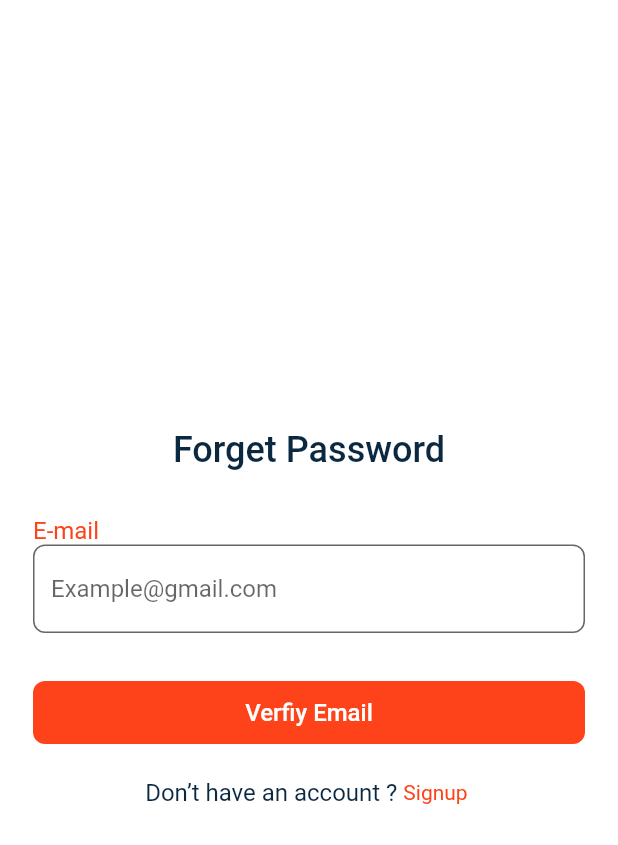
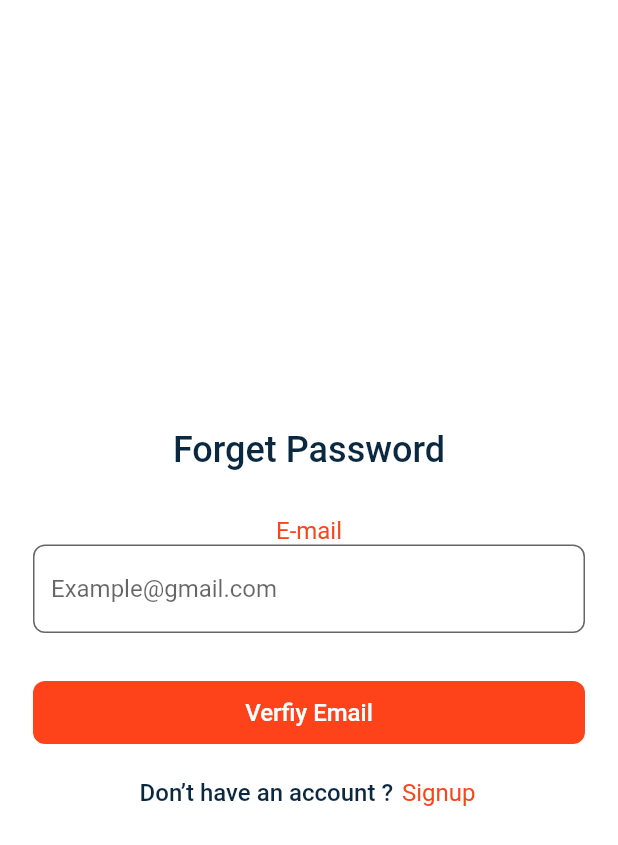
Before and after one commit to mahmoudsaber11/Store_Ify, a Flutter app: the SignUpView screen opened directly, after a tap on "Login", after a tap on "Forget password?", on a phone screen of 412 x 824 dp. Shown: the top 845 px of the screen. Run offline on Flutter 3.47's test engine with Material 2 defaults, Android fonts, the phone set to English and light mode, and no system bars; our stand-ins replace bloc, conditional_builder_null_safety, dartz, dio, dots_indicator, firebase_auth and 7 more; accounts and stored records are empty.

Commit message:
refact text app

```diff
--- a/lib/Features/views/Auth/presentation/pages/forget_password/widgets/forget_password_view_body.dart
+++ b/lib/Features/views/Auth/presentation/pages/forget_password/widgets/forget_password_view_body.dart
@@ -2,10 +2,9 @@ import 'package:flutter/material.dart';
 import 'package:get/get.dart';
 import 'package:store_ify/Features/views/Auth/presentation/pages/sign_up/presentation/views/sign_up_view.dart';
 import 'package:store_ify/Features/views/Auth/presentation/pages/verification/verification_view.dart';
-import 'package:store_ify/core/utils/constant.dart';
+import 'package:store_ify/core/widgets/app_text.dart';
 import 'package:store_ify/core/widgets/custom_buttons.dart';
 import 'package:store_ify/core/widgets/custom_text_field.dart';
-import 'package:store_ify/core/widgets/general_text.dart';
 
 class ForgetPasswordViewBody extends StatelessWidget {
   const ForgetPasswordViewBody({super.key});
@@ -22,23 +21,13 @@ class ForgetPasswordViewBody extends StatelessWidget {
           mainAxisAlignment: MainAxisAlignment.center,
           crossAxisAlignment: CrossAxisAlignment.stretch,
           children: [
-            Center(
-              child: GeneralText(
-                text: "Forget Password",
-                color: kTitleColor,
-                fontSize: 24,
-                fontWeight: FontWeight.w500,
-              ),
+            const Center(
+              child: TextTitleApp(text: "Forget Password"),
             ),
             const SizedBox(
               height: 30,
             ),
-            GeneralText(
-              text: "E-mail",
-              color: kPrimaryColor,
-              fontSize: 16,
-              fontWeight: FontWeight.w400,
-            ),
+            const TitleTextFieldAndTextButton(text: "E-mail"),
             CustomTextField(
               validate: (String? value) {
                 if (value!.isEmpty) {
@@ -71,22 +60,14 @@ class ForgetPasswordViewBody extends StatelessWidget {
             Row(
               mainAxisAlignment: MainAxisAlignment.center,
               children: [
-                GeneralText(
-                  text: "Don’t have an account ? ",
-                  color: kTitleColor,
-                  fontSize: 16,
-                  fontWeight: FontWeight.w400,
-                ),
+                const TextGeneralApp(text: "Don’t have an account ? "),
                 InkWell(
                   onTap: () {
-                    Get.to(() => const SignUpView(),
-                        transition: Transition.rightToLeft,
-                        duration: const Duration(milliseconds: 500));
+                    Get.to(
+                      () => const SignUpView(),
+                    );
                   },
-                  child: GeneralText(
-                    text: "Signup ",
-                    color: kPrimaryColor,
-                  ),
+                  child: const TitleTextFieldAndTextButton(text: "Signup "),
                 ),
               ],
             ),
--- a/lib/Features/views/Auth/presentation/pages/login/presentation/widgets/login_view_body.dart
+++ b/lib/Features/views/Auth/presentation/pages/login/presentation/widgets/login_view_body.dart
@@ -7,9 +7,8 @@ import 'package:store_ify/Features/views/Auth/presentation/pages/login/presentat
 import 'package:store_ify/Features/views/Auth/presentation/pages/login/presentation/widgets/user_login_form.dart';
 import 'package:store_ify/Features/views/Auth/presentation/pages/sign_up/presentation/views/sign_up_view.dart';
 import 'package:store_ify/Features/views/store_ify_layout/presentation/views/store_ify_layout.dart';
-import 'package:store_ify/core/utils/constant.dart';
 import 'package:store_ify/core/utils/show_toast.dart';
-import 'package:store_ify/core/widgets/general_text.dart';
+import 'package:store_ify/core/widgets/app_text.dart';
 import 'package:store_ify/core/widgets/sign_with_social.dart';
 
 class LoginViewBody extends StatelessWidget {
@@ -39,21 +38,11 @@ class LoginViewBody extends StatelessWidget {
               SizedBox(
                 height: MediaQuery.of(context).size.height * .2,
               ),
-              GeneralText(
-                text: "Sign in to Continue ",
-                color: kTitleColor,
-                fontSize: 24,
-                fontWeight: FontWeight.w500,
-              ),
+              const TextTitleApp(text: "Sign in to Continue "),
               const SizedBox(
                 height: 5,
               ),
-              GeneralText(
-                text: "Welcome ",
-                color: kTitleColor,
-                fontWeight: FontWeight.w500,
-                fontSize: 16,
-              ),
+              const TextTitleApp(text: "Welcome "),
               const SizedBox(
                 height: 22,
               ),
@@ -64,15 +53,12 @@ class LoginViewBody extends StatelessWidget {
                 children: [
                   TextButton(
                     onPressed: () {
-                      Get.to(() => const ForgetPasswordView(),
-                          //  transition: Transition.rightToLeft,
-                          duration: const Duration(milliseconds: 500));
+                      Get.to(
+                        () => const ForgetPasswordView(),
+                      );
                     },
-                    child: const GeneralText(
+                    child: const TextResetAndForgetPassword(
                       text: "Forget password?",
-                      color: Color(0xFFD0CFCE),
-                      fontSize: 16,
-                      fontWeight: FontWeight.w400,
                     ),
                   ),
                   const Spacer(),
@@ -82,20 +68,11 @@ class LoginViewBody extends StatelessWidget {
                         () => const SignUpView(),
                       );
                     },
-                    child: GeneralText(
-                        text: "Signup ",
-                        color: kPrimaryColor,
-                        fontWeight: FontWeight.w400,
-                        fontSize: 16),
-                  ),
+                    child: const TitleTextFieldAndTextButton(text: "Signup "),
+                  )
                 ],
               ),
-              GeneralText(
-                text: "Or sign in with",
-                color: kTitleColor,
-                textAlign: TextAlign.center,
-                fontWeight: FontWeight.w500,
-              ),
+              const TextGeneralApp(text: "Or sign in with"),
               const SizedBox(
                 height: 24,
               ),
--- a/lib/Features/views/Auth/presentation/pages/login/presentation/widgets/user_login_form.dart
+++ b/lib/Features/views/Auth/presentation/pages/login/presentation/widgets/user_login_form.dart
@@ -3,9 +3,9 @@ import 'package:flutter/material.dart';
 import 'package:store_ify/Features/views/Auth/presentation/pages/login/presentation/cubit/login_cubit.dart';
 import 'package:store_ify/Features/views/Auth/presentation/pages/login/presentation/cubit/login_state.dart';
 import 'package:store_ify/core/utils/constant.dart';
+import 'package:store_ify/core/widgets/app_text.dart';
 import 'package:store_ify/core/widgets/custom_buttons.dart';
 import 'package:store_ify/core/widgets/custom_text_field.dart';
-import 'package:store_ify/core/widgets/general_text.dart';
 
 class UserLoginForm extends StatefulWidget {
   const UserLoginForm({
@@ -41,12 +41,7 @@ class _UserLoginFormState extends State<UserLoginForm> {
       child: Column(
         crossAxisAlignment: CrossAxisAlignment.stretch,
         children: [
-          GeneralText(
-            text: "E-mail",
-            color: kPrimaryColor,
-            fontSize: 16,
-            textAlign: TextAlign.start,
-          ),
+          const TitleTextFieldAndTextButton(text: "E-mail"),
           CustomTextField(
             validate: (String? value) {
               if (value!.isEmpty) {
@@ -64,27 +59,13 @@ class _UserLoginFormState extends State<UserLoginForm> {
           const SizedBox(
             height: 38,
           ),
-          GeneralText(
-            text: "password",
-            color: kPrimaryColor,
-            textAlign: TextAlign.start,
-            fontSize: 16,
-            fontWeight: FontWeight.w400,
-          ),
+          const TitleTextFieldAndTextButton(text: "password"),
           CustomTextField(
             validate: (String? value) {
-              // RegExp regex = RegExp(
-              //     r'^(?=.*?[A-Z])(?=.*?[a-z])(?=.*?[0-9])(?=.*?[!@#\$&*~]).{8,}$');
               if (value!.isEmpty) {
                 return 'Please enter password';
-              }
-              // else {
-              //  if (!regex.hasMatch(value)) {
-              //   return 'Enter valid password';
-              //   }
-              else {
+              } else {
                 return null;
-                // }
               }
             },
             onSubmited: (value) {
--- a/lib/Features/views/Auth/presentation/pages/sign_up/presentation/widgets/sign_up_view_body.dart
+++ b/lib/Features/views/Auth/presentation/pages/sign_up/presentation/widgets/sign_up_view_body.dart
@@ -1,15 +1,13 @@
 import 'package:flutter/material.dart';
 import 'package:flutter_bloc/flutter_bloc.dart';
-import 'package:fluttertoast/fluttertoast.dart';
 import 'package:get/get.dart';
 import 'package:store_ify/Features/views/Auth/presentation/pages/login/presentation/views/login_view.dart';
 import 'package:store_ify/Features/views/Auth/presentation/pages/sign_up/presentation/cubit/sign_up_cubit.dart';
 import 'package:store_ify/Features/views/Auth/presentation/pages/sign_up/presentation/cubit/sign_up_state.dart';
 import 'package:store_ify/Features/views/Auth/presentation/pages/sign_up/presentation/widgets/user_sign_up_form.dart';
 import 'package:store_ify/Features/views/store_ify_layout/presentation/views/store_ify_layout.dart';
-import 'package:store_ify/core/utils/constant.dart';
 import 'package:store_ify/core/utils/show_toast.dart';
-import 'package:store_ify/core/widgets/general_text.dart';
+import 'package:store_ify/core/widgets/app_text.dart';
 import 'package:store_ify/core/widgets/sign_with_social.dart';
 
 class SignUpViewBody extends StatelessWidget {
@@ -23,17 +21,9 @@ class SignUpViewBody extends StatelessWidget {
     return BlocConsumer<SignUpCubit, SignUpState>(
       listener: (context, state) {
         if (state is SignUpSuccessState) {
-          Fluttertoast.showToast(
-                  msg: state.userModel.message,
-                  toastLength: Toast.LENGTH_SHORT,
-                  gravity: ToastGravity.BOTTOM,
-                  timeInSecForIosWeb: 5,
-                  backgroundColor: Colors.green,
-                  textColor: Colors.white,
-                  fontSize: 16.0)
-              .then((value) {
-            Get.off(() => const StoreIfyLayout());
-          });
+          showToast(text: state.userModel.message, state: ToastStates.SUCCESS);
+
+          Get.off(() => const StoreIfyLayout());
         }
         if (state is SignUpErrorState) {
           showToast(text: state.error, state: ToastStates.ERROR);
@@ -47,21 +37,11 @@ class SignUpViewBody extends StatelessWidget {
               mainAxisAlignment: MainAxisAlignment.center,
               crossAxisAlignment: CrossAxisAlignment.stretch,
               children: [
-                GeneralText(
-                  text: "Sign Up",
-                  color: kTitleColor,
-                  fontWeight: FontWeight.w500,
-                  fontSize: 24,
-                ),
+                const TextTitleApp(text: "Sign Up"),
                 const SizedBox(
                   height: 5,
                 ),
-                GeneralText(
-                  text: "Create an account",
-                  color: kTitleColor,
-                  fontSize: 16,
-                  fontWeight: FontWeight.w500,
-                ),
+                const TextGeneralApp(text: "Create an account"),
                 const SizedBox(
                   height: 22,
                 ),
@@ -75,21 +55,16 @@ class SignUpViewBody extends StatelessWidget {
                     child: Row(
                       children: [
                         const Spacer(),
-                        GeneralText(
-                          fontSize: 16,
-                          fontWeight: FontWeight.w400,
-                          text: "Login",
-                          color: kPrimaryColor,
+                        TextButton(
+                          onPressed: () {
+                            Get.to(() => const LoginView());
+                          },
+                          child:
+                              const TitleTextFieldAndTextButton(text: "Login"),
                         ),
                       ],
                     )),
-                GeneralText(
-                  text: "Or sign in with",
-                  color: kTitleColor,
-                  fontSize: 16,
-                  fontWeight: FontWeight.w500,
-                  textAlign: TextAlign.center,
-                ),
+                const TextGeneralApp(text: "Or sign in with"),
                 const SizedBox(
                   height: 24,
                 ),
--- a/lib/Features/views/Auth/presentation/pages/sign_up/presentation/widgets/user_sign_up_form.dart
+++ b/lib/Features/views/Auth/presentation/pages/sign_up/presentation/widgets/user_sign_up_form.dart
@@ -3,9 +3,9 @@ import 'package:flutter/material.dart';
 import 'package:store_ify/Features/views/Auth/presentation/pages/sign_up/presentation/cubit/sign_up_cubit.dart';
 import 'package:store_ify/Features/views/Auth/presentation/pages/sign_up/presentation/cubit/sign_up_state.dart';
 import 'package:store_ify/core/utils/constant.dart';
+import 'package:store_ify/core/widgets/app_text.dart';
 import 'package:store_ify/core/widgets/custom_buttons.dart';
 import 'package:store_ify/core/widgets/custom_text_field.dart';
-import 'package:store_ify/core/widgets/general_text.dart';
 
 class UserSignUpForm extends StatefulWidget {
   const UserSignUpForm({
@@ -49,13 +49,7 @@ class _UserSignUpFormState extends State<UserSignUpForm> {
       key: formKey,
       child: Column(
         children: [
-          GeneralText(
-            text: "E-mail",
-            color: kPrimaryColor,
-            textAlign: TextAlign.start,
-            fontSize: 16,
-            fontWeight: FontWeight.w400,
-          ),
+          const TitleTextFieldAndTextButton(text: "E-mail"),
           CustomTextField(
             validate: (String? value) {
               if (value!.isEmpty) {
@@ -72,12 +66,7 @@ class _UserSignUpFormState extends State<UserSignUpForm> {
           const SizedBox(
             height: 35,
           ),
-          GeneralText(
-            text: "Username",
-            color: kPrimaryColor,
-            fontWeight: FontWeight.w400,
-            fontSize: 16,
-          ),
+          const TitleTextFieldAndTextButton(text: "Username"),
           CustomTextField(
             validate: (String? value) {
               if (value!.isEmpty) {
@@ -95,13 +84,7 @@ class _UserSignUpFormState extends State<UserSignUpForm> {
           const SizedBox(
             height: 35,
           ),
-          GeneralText(
-            text: "password",
-            color: kPrimaryColor,
-            fontSize: 16,
-            fontWeight: FontWeight.w400,
-            textAlign: TextAlign.start,
-          ),
+          const TitleTextFieldAndTextButton(text: "password"),
           CustomTextField(
             isPassword: SignUpCubit.get(context).isPassword,
             suffix: IconButton(
@@ -130,13 +113,7 @@ class _UserSignUpFormState extends State<UserSignUpForm> {
           const SizedBox(
             height: 35,
           ),
-          GeneralText(
-            textAlign: TextAlign.start,
-            text: " Confirm password",
-            color: kPrimaryColor,
-            fontWeight: FontWeight.w400,
-            fontSize: 16,
-          ),
+          const TitleTextFieldAndTextButton(text: " Confirm password"),
           CustomTextField(
             isPassword: SignUpCubit.get(context).isPassword,
             suffix: IconButton(
--- a/lib/core/utils/constant.dart
+++ b/lib/core/utils/constant.dart
@@ -4,4 +4,5 @@ Color kPrimaryColor = const Color(0xFFFE431A);
 Color kTitleColor = const Color(0xFF0B2841);
 Color kSubTitleColor = const Color(0xFF575757);
 Color appColor = const Color(0xFFFE6D4D);
+Color textProfileColor = const Color(0xFF0F3557);
 String? uId = '';
--- a/lib/core/utils/show_toast.dart
+++ b/lib/core/utils/show_toast.dart
@@ -15,6 +15,7 @@ void showToast({
       fontSize: 16.0);
 }
 
+// ignore: constant_identifier_names
 enum ToastStates { SUCCESS, ERROR, WARNING }
 
 Color chooseToastColor(ToastStates state) {
--- /dev/null
+++ b/lib/core/widgets/app_text.dart
@@ -0,0 +1,99 @@
+import 'package:flutter/widgets.dart';
+import 'package:store_ify/core/utils/constant.dart';
+
+class TextGeneralApp extends StatelessWidget {
+  const TextGeneralApp({super.key, required this.text});
+  final String text;
+  @override
+  Widget build(BuildContext context) {
+    return Text(
+      text,
+      style: TextStyle(
+        color: kTitleColor,
+        fontWeight: FontWeight.w500,
+        fontSize: 16,
+      ),
+    );
+  }
+}
+
+class TextTitleApp extends StatelessWidget {
+  const TextTitleApp({super.key, required this.text});
+  final String text;
+  @override
+  Widget build(BuildContext context) {
+    return Text(
+      text,
+      style: TextStyle(
+        color: kTitleColor,
+        fontWeight: FontWeight.w500,
+        fontSize: 24,
+      ),
+    );
+  }
+}
+
+class TextSubTitleOnBoarding extends StatelessWidget {
+  const TextSubTitleOnBoarding({super.key, required this.text});
+  final String text;
+  @override
+  Widget build(BuildContext context) {
+    return Text(
+      textAlign: TextAlign.center,
+      text,
+      style: TextStyle(
+        color: kTitleColor,
+        fontSize: 12,
+        fontWeight: FontWeight.w500,
+      ),
+    );
+  }
+}
+
+class CustomTextButton extends StatelessWidget {
+  const CustomTextButton({super.key, required this.text});
+  final String text;
+  @override
+  Widget build(BuildContext context) {
+    return Text(
+        textAlign: TextAlign.center,
+        text,
+        style: const TextStyle(
+          fontSize: 16,
+          fontWeight: FontWeight.w500,
+          color: Color(0xFFFFFFFF),
+        ));
+  }
+}
+
+class TitleTextFieldAndTextButton extends StatelessWidget {
+  const TitleTextFieldAndTextButton({super.key, required this.text});
+  final String text;
+  @override
+  Widget build(BuildContext context) {
+    return Text(
+        textAlign: TextAlign.center,
+        text,
+        style: TextStyle(
+          fontSize: 16,
+          fontWeight: FontWeight.w400,
+          color: kPrimaryColor,
+        ));
+  }
+}
+
+class TextResetAndForgetPassword extends StatelessWidget {
+  const TextResetAndForgetPassword({super.key, required this.text});
+  final String text;
+  @override
+  Widget build(BuildContext context) {
+    return Text(
+        textAlign: TextAlign.center,
+        text,
+        style: const TextStyle(
+          fontSize: 16,
+          fontWeight: FontWeight.w400,
+          color: Color(0xffD0CFCE),
+        ));
+  }
+}
--- a/lib/core/widgets/custom_buttons.dart
+++ b/lib/core/widgets/custom_buttons.dart
@@ -1,6 +1,7 @@
 import 'package:flutter/material.dart';
 import 'package:store_ify/core/utils/constant.dart';
 import 'package:store_ify/core/utils/size_config.dart';
+import 'package:store_ify/core/widgets/app_text.dart';
 
 class CustomGeneralButton extends StatelessWidget {
   const CustomGeneralButton(
@@ -17,15 +18,10 @@ class CustomGeneralButton extends StatelessWidget {
         borderRadius: BorderRadius.circular(8),
       ),
       child: MaterialButton(
-        onPressed: onPressed,
-        child: Text(text!,
-            // poppins medium 16
-            style: const TextStyle(
-              fontSize: 16,
-              fontWeight: FontWeight.w500,
-              color: Color(0xFFFFFFFF),
-            )),
-      ),
+          onPressed: onPressed,
+          child: CustomTextButton(
+            text: text!,
+          )),
     );
   }
 }
--- a/lib/core/widgets/general_text.dart
+++ /dev/null
@@ -1,28 +0,0 @@
-import 'package:flutter/material.dart';
-
-// ignore: must_be_immutable
-class GeneralText extends StatelessWidget {
-  const GeneralText({
-    this.textAlign,
-    this.fontSize,
-    this.fontWeight,
-    required this.text,
-    required this.color,
-    super.key,
-  });
-  final TextAlign? textAlign;
-  final String text;
-  final Color color;
-  final FontWeight? fontWeight;
-  final double? fontSize;
-  @override
-  Widget build(BuildContext context) {
-    return Text(text,
-        textAlign: textAlign,
-        style: TextStyle(
-          fontSize: fontSize,
-          fontWeight: fontWeight,
-          color: color,
-        ));
-  }
-}
--- a/lib/main.dart
+++ b/lib/main.dart
@@ -2,7 +2,7 @@ import 'package:bloc/bloc.dart';
 import 'package:firebase_core/firebase_core.dart';
 import 'package:flutter/material.dart';
 import 'package:get/get.dart';
-import 'package:store_ify/Features/views/Auth/presentation/pages/login/presentation/views/login_view.dart';
+import 'package:store_ify/Features/views/splash/presentation/views/splash_view.dart';
 import 'package:store_ify/core/utils/bloc_observer.dart';
 import 'package:store_ify/firebase_options.dart';
 
@@ -23,7 +23,7 @@ class StoreIfyApp extends StatelessWidget {
     return GetMaterialApp(
       theme: ThemeData(scaffoldBackgroundColor: const Color(0xFFFFFFFF)),
       debugShowCheckedModeBanner: false,
-      home: const LoginView(),
+      home: const SplashView(),
     );
   }
 }
```
Also changed, not shown: lib/Features/views/Auth/presentation/pages/Reset Password/widgets/reset_password_view_body.dart (+5 -38 lines), lib/Features/views/Auth/presentation/pages/verification/widgets/verification_view_body.dart (+7 -23 lines), lib/Features/views/on_Boarding/presentation/views/widgets/on_boarding_view_body.dart (+9 -9 lines), lib/Features/views/on_Boarding/presentation/views/widgets/page_view_item.dart (+3 -14 lines), lib/Features/views/store_ify_layout/presentation/widgets/custom_user.dart (+9 -6 lines), lib/core/utils/app_text_style.dart (deleted, +0 -13 lines).
